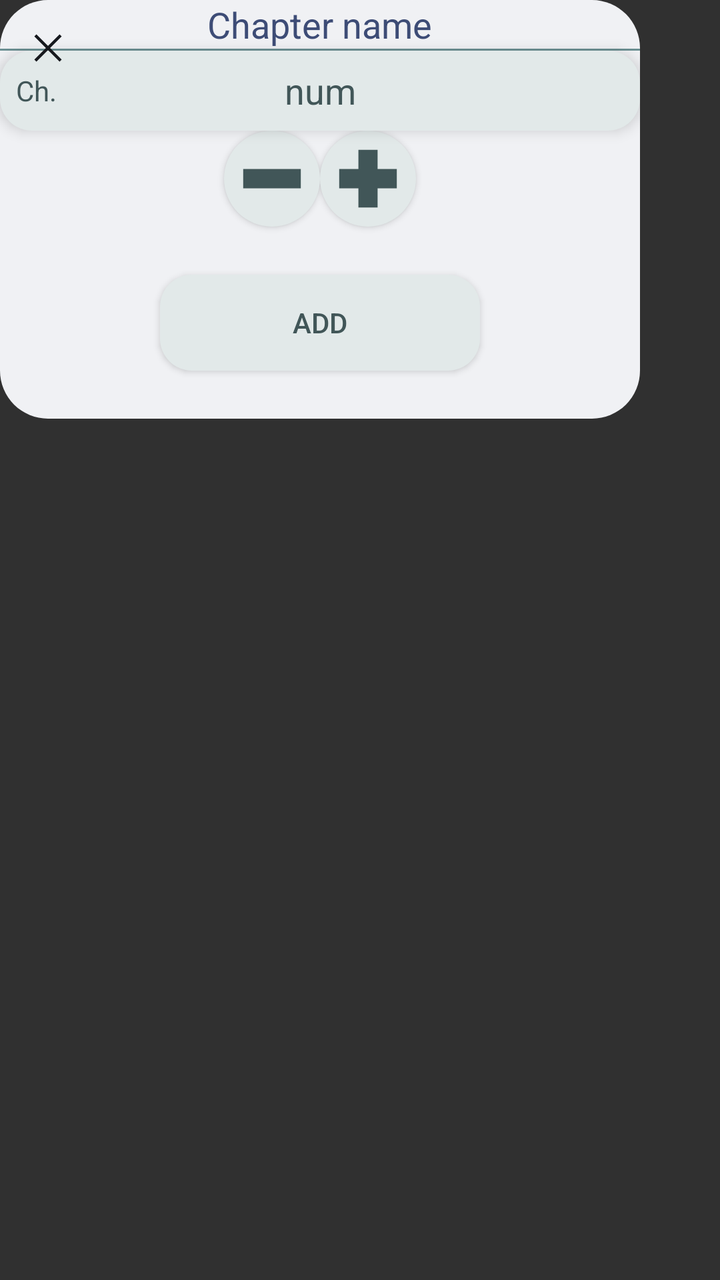
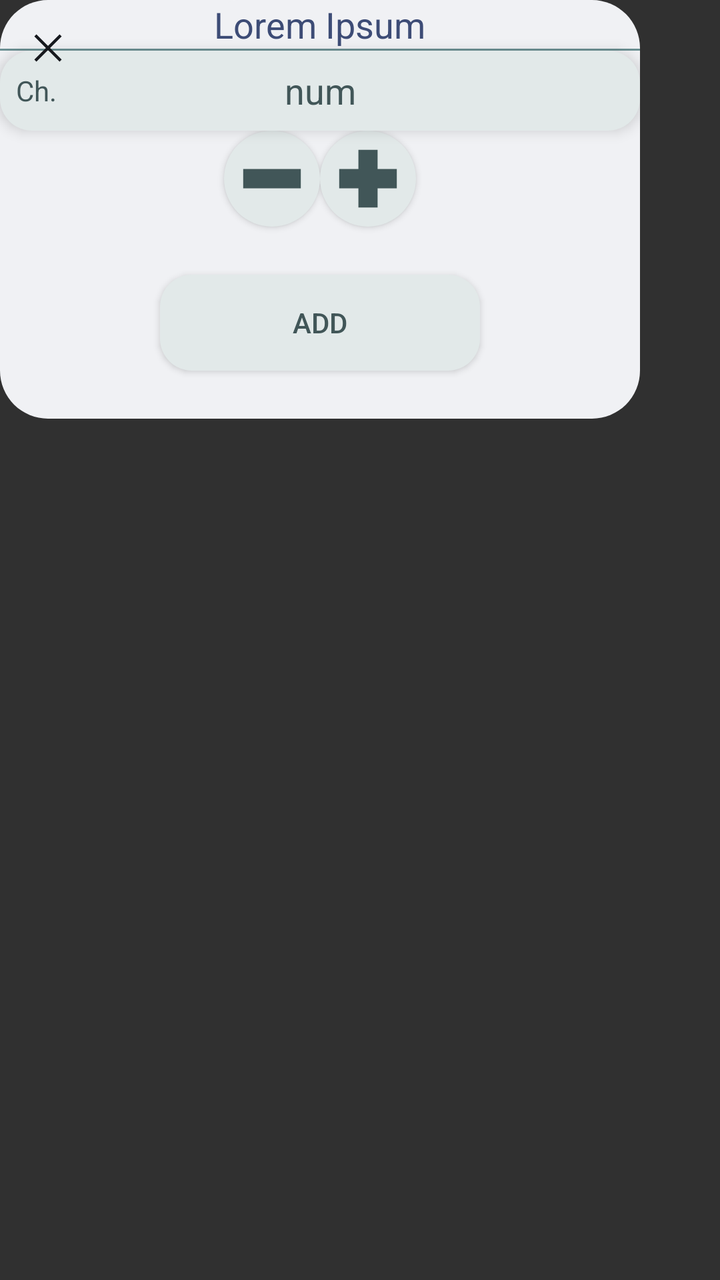

An Android layout rendered at two revisions. The XML below is the earlier revision; the diff shows what the commit changed to produce the second picture.
<!-- AndroidManifest.xml: application theme Theme.MangaCheck -->
<!-- res/layout/update_comics_dialog.xml -->
<?xml version="1.0" encoding="utf-8"?>
<FrameLayout xmlns:android="http://schemas.android.com/apk/res/android"
    android:layout_width="match_parent"
    android:layout_height="wrap_content">

    <Button
        android:layout_marginTop="12dp"
        android:layout_marginStart="12dp"
        android:layout_width="24dp"
        android:layout_height="24dp"
        android:background="@drawable/exit_icon"
        android:elevation="8dp"/>

    <LinearLayout
        android:layout_width="320dp"
        android:layout_height="wrap_content"
        android:background="@drawable/basic_surface"
        android:clipChildren="false"
        android:orientation="vertical">

        <EditText
            android:layout_width="wrap_content"
            android:layout_height="wrap_content"
            android:layout_gravity="center_horizontal"
            android:layout_marginVertical="@dimen/card_margin"
            android:autofillHints="comic_name"
            android:background="@drawable/text_input"
            android:hint="@string/chapter_name"
            android:inputType="text"
            android:textColor="?colorTertiary"
            android:textColorHint="?colorTertiary" />

        <View
            android:layout_width="match_parent"
            android:layout_height="1dp"
            android:background="@drawable/horizontal_straight_line" />

        <include layout="@layout/chapter_number_input" />

        <include layout="@layout/dec_inc_buttons" />

        <Button
            android:id="@+id/submit_button"
            android:layout_width="@dimen/form_button_W"
            android:layout_height="@dimen/form_button_H"
            android:layout_gravity="center"
            android:textColor="?colorOnSurfaceVariant"
            android:layout_marginVertical="@dimen/form_button_end_margin"
            android:background="@drawable/submit_button"
            android:backgroundTint="?colorSurfaceVariant"
            android:elevation="8dp"
            android:text="@string/add_comic_submit" />
    </LinearLayout>
</FrameLayout>
<!-- res/layout/chapter_number_input.xml (included above) -->
<?xml version="1.0" encoding="utf-8"?>
<FrameLayout xmlns:android="http://schemas.android.com/apk/res/android"
    android:id="@+id/chapter_number"
    android:layout_width="match_parent"
    android:layout_height="@dimen/form_input_H"
    android:layout_marginHorizontal="@dimen/card_margin"
    android:layout_marginVertical="@dimen/card_margin"
    android:autofillHints="chapter"
    android:background="@drawable/basic_surface_variant"
    android:elevation="4dp">

    <TextView
        android:layout_width="wrap_content"
        android:layout_height="wrap_content"
        android:layout_gravity="center_vertical"
        android:paddingStart="8sp"
        android:paddingEnd="0dp"
        android:text="@string/chapter_abbreviations"
        android:textColor="?colorOnSurfaceVariant" />

    <EditText
        android:id="@+id/chapter_input"
        android:layout_width="match_parent"
        android:layout_height="wrap_content"
        android:layout_gravity="center"
        android:layout_marginHorizontal="@dimen/card_margin"
        android:autofillHints="chapter_number"
        android:background="#00000000"
        android:hint="@string/chapter_abbreviation_number"
        android:inputType="number"
        android:textAlignment="center"
        android:textColor="?colorOnSurfaceVariant"
        android:textColorHint="?colorOnSurfaceVariant" />
</FrameLayout>
<!-- res/layout/dec_inc_buttons.xml (included above) -->
<?xml version="1.0" encoding="utf-8"?>
<LinearLayout xmlns:android="http://schemas.android.com/apk/res/android"
    android:layout_width="wrap_content"
    android:layout_height="wrap_content"
    android:layout_gravity="center_horizontal"
    android:layout_marginBottom="@dimen/card_margin"
    android:orientation="horizontal">

    <Button
        android:id="@+id/dec_button"
        android:layout_width="@dimen/card_icon_button"
        android:layout_height="@dimen/card_icon_button"
        android:layout_gravity="start"
        android:layout_marginEnd="@dimen/dec_inc_distance"
        android:background="@drawable/minus_button"
        android:elevation="8dp" />

    <Button
        android:id="@+id/inc_button"
        android:layout_width="@dimen/card_icon_button"
        android:layout_height="@dimen/card_icon_button"
        android:layout_gravity="end"
        android:layout_marginStart="@dimen/dec_inc_distance"
        android:background="@drawable/plus_button"
        android:elevation="8dp" />

</LinearLayout>
<!-- resources referenced by this layout -->
<resources>
  <dimen name="card_icon_button">48dp</dimen>
  <dimen name="form_button_H">48dp</dimen>
  <dimen name="form_button_W">160dp</dimen>
  <dimen name="form_button_end_margin">24dp</dimen>
  <dimen name="form_input_H">40dp</dimen>
  <!-- drawable basic_surface (drawable) -->
  <?xml version="1.0" encoding="utf-8"?>
  <shape xmlns:android="http://schemas.android.com/apk/res/android"
      android:shape="rectangle">
      <solid android:color="?colorSurface" />
      <corners android:radius="@dimen/card_corner_radius" />
  </shape>
  <!-- drawable basic_surface_variant (drawable) -->
  <?xml version="1.0" encoding="utf-8"?>
  <shape xmlns:android="http://schemas.android.com/apk/res/android"
      android:shape="rectangle">
      <solid android:color="?colorSurfaceVariant" />
      <corners android:radius="@dimen/form_button_corner_radius" />
  </shape>
  <!-- drawable exit_icon (drawable) -->
  <vector xmlns:android="http://schemas.android.com/apk/res/android"
      android:width="48dp"
      android:height="48dp"
      android:autoMirrored="true"
      android:viewportWidth="960"
      android:viewportHeight="960">
    <path
        android:fillColor="?colorOnSurface"
        android:pathData="m249,753 l-42,-42 231,-231 -231,-231 42,-42 231,231 231,-231 42,42 -231,231 231,231 -42,42 -231,-231 -231,231Z"/>
  </vector>
  <!-- drawable horizontal_straight_line (drawable) -->
  <?xml version="1.0" encoding="utf-8"?>
  <shape xmlns:android="http://schemas.android.com/apk/res/android"
      android:shape="rectangle">
      <solid android:color="?colorOutline" />
  </shape>
  <!-- drawable submit_button (drawable) -->
  <?xml version="1.0" encoding="utf-8"?>
  <shape xmlns:android="http://schemas.android.com/apk/res/android"
      android:shape="rectangle">
      <solid android:color="@color/secondary_35" />
      <corners android:radius="@dimen/form_button_corner_radius" />
  </shape>
  <!-- drawable text_input (drawable) -->
  <?xml version="1.0" encoding="utf-8"?>
  <shape xmlns:android="http://schemas.android.com/apk/res/android"
      android:shape="rectangle">
      <solid android:color="?colorSurface"/>
      <corners android:radius="100dp"/>
  </shape>
  <string name="add_comic_submit">Add</string>
  <string name="chapter_abbreviation_number">num</string>
  <string name="chapter_abbreviations">Ch.</string>
  <string name="chapter_name">Chapter name</string>
  <dimen name="card_corner_radius">24dp</dimen>
  <dimen name="form_button_corner_radius">16dp</dimen>
  <color name="secondary_35">#0A9FA9</color>
  <color name="primary_35">#1038A2</color>
  <color name="primary_80">#A3B9F5</color>
  <color name="white">#FFFFFFFF</color>
  <color name="primary_20">#0A205C</color>
  <color name="secondary_80">#9FF4F9</color>
  <color name="secondary_20">#065B60</color>
  <color name="tertiary_35">#3D4C76</color>
  <color name="tertiary_80">#BCC4DC</color>
  <color name="tertiary_20">#232B43</color>
  <color name="error_35">#B22200</color>
  <color name="error_80">#FFAC99</color>
  <color name="error_20">#661300</color>
  <color name="Natural_80">#C4C9D4</color>
  <color name="Natural_10">#16181D</color>
  <color name="Natural_95">#F0F1F4</color>
  <color name="Natural_20">#2B303B</color>
  <color name="VNatural_90">#E2E9E9</color>
  <color name="VNatural_30">#415658</color>
  <color name="VNatural_50">#6C9093</color>
  <color name="VNatural_80">#C4D3D4</color>
  <style name="mySpinnerItemSelectedStyle" parent="@android:style/Widget.Holo.TextView.SpinnerItem">
          <item name="android:textColor">@color/black</item>
      </style>
  <color name="black">#FF000000</color>
  <!-- unchanged entries left out for length: 3 -->
</resources>

<!-- the commit's change to res/layout/update_comics_dialog.xml (unified diff, before → after) -->
@@ -25,7 +25,7 @@
             android:layout_marginVertical="@dimen/card_margin"
             android:autofillHints="comic_name"
             android:background="@drawable/text_input"
-            android:hint="@string/chapter_name"
+            android:text="@string/missing"
             android:inputType="text"
             android:textColor="?colorTertiary"
             android:textColorHint="?colorTertiary" />
<!-- resource entries referenced after the edit -->
@@ -53,7 +53,7 @@
   <string name="add_comic_submit">Add</string>
   <string name="chapter_abbreviation_number">num</string>
   <string name="chapter_abbreviations">Ch.</string>
-  <string name="chapter_name">Chapter name</string>
+  <string name="missing">Lorem Ipsum</string>
   <dimen name="card_corner_radius">24dp</dimen>
   <dimen name="form_button_corner_radius">16dp</dimen>
   <color name="secondary_35">#0A9FA9</color>
